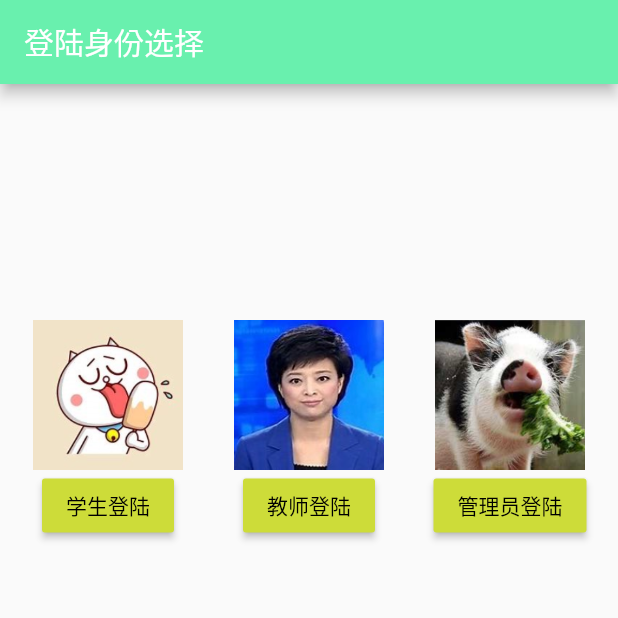
After one commit to liupengzhouyi/application_paper, a Flutter app: the LandingController screen opened directly, on a phone screen of 412 x 824 dp, the top half of it. The commit adds this screen. Run offline on Flutter 3.47's test engine with Material 2 defaults, Android fonts, the light colour scheme and no system bars; our stand-ins replace dio.

Commit message:
登陆选择器 V 0.3.15

```diff
--- /dev/null
+++ b/lib/landing/LandingController.dart
@@ -0,0 +1,110 @@
+
+import 'package:application_paper/landing/managerLanding.dart';
+import 'package:application_paper/landing/studentLanding.dart';
+import 'package:application_paper/landing/teacherLanding.dart';
+import 'package:flutter/material.dart';
+
+void main() => runApp(LandController());
+
+class LandController extends StatelessWidget {
+  @override
+  Widget build(BuildContext context) {
+    return MaterialApp(
+      theme: ThemeData(
+        primarySwatch: Colors.blue,
+      ),
+      home: LandingController(),
+    );
+  }
+}
+
+class LandingController extends StatefulWidget {
+  @override
+  _LandingControllerState createState() => _LandingControllerState();
+}
+
+class _LandingControllerState extends State<LandingController> {
+
+  FloatingActionButton floatingActionButton;
+
+  List<Widget> listWidgets;
+
+  @override
+  void initState() {
+    /*listWidgets.add(TeacherLand());
+    listWidgets.add(StudentLand());
+    listWidgets.add(ManagerLand());*/
+  }
+
+  @override
+  Widget build(BuildContext context) {
+    return Scaffold(
+      appBar: AppBar(
+        title: Text('登陆身份选择'),
+        backgroundColor: Colors.greenAccent,
+      ),
+      body: Container(
+          child: Column(
+            children: <Widget>[
+              SizedBox(height: 157.00,),
+              Row(
+                // mainAxisAlignment: MainAxisAlignment.spaceEvenly,
+                // crossAxisAlignment: CrossAxisAlignment.center,
+                children: <Widget>[
+                  SizedBox(width: 10.00,),
+                  addMode(context, StudentLanding(), "学生登陆", Image.asset("assets/images/image02.png",fit: BoxFit.fill,)),
+                  SizedBox(width: 10.00,),
+                  addMode(context, TeacherLanding(), "教师登陆",Image.asset("assets/images/image03.png",fit: BoxFit.fill,)),
+                  SizedBox(width: 10.00,),
+                  addMode(context, ManagerLanding(), "管理员登陆", Image.asset("assets/images/image04.png",fit: BoxFit.fill,)),
+                  SizedBox(width: 10.00,),
+                ],
+              ),
+            ],
+          ),
+        ),
+      floatingActionButton: floatingActionButton,
+    );
+  }
+
+  FloatingActionButton getFloatingActionButton() {
+    return FloatingActionButton(
+      onPressed: () {
+        Navigator.of(context).push(
+            MaterialPageRoute(
+              builder: (context) => StudentLand(),
+            )
+        );
+      },
+      tooltip: 'Increment',
+      child: Icon(Icons.navigate_next),
+    );
+  }
+
+  Widget addMode(BuildContext context, Widget tempWidget, String name, Image image) {
+    return Expanded(
+        flex: 1,
+        child: Column(
+          children: <Widget>[
+            Container(
+              height: 100,
+              width: 100,
+              child: image,
+            ),
+            SizedBox(width: 10.00,),
+            MaterialButton(
+              child: new Text(name, style: new TextStyle(color: Colors.black),),
+              color: Colors.lime,
+              onPressed: () {
+                Navigator.of(context).push(
+                    MaterialPageRoute(
+                      builder: (context) => tempWidget,
+                    )
+                );
+              },
+            ),
+          ],
+        )
+    );
+  }
+}
--- a/lib/landing/studentLanding.dart
+++ b/lib/landing/studentLanding.dart
@@ -226,5 +226,4 @@ class _LandingState extends State<StudentLanding> {
     await f.writeAsString('');
   }
 
-
 }
--- a/pubspec.yaml
+++ b/pubspec.yaml
@@ -28,3 +28,6 @@ flutter:
     - assets/images/image01.png
     - assets/images/1470137290773494.gif
     - assets/data/userInformation.json
+    - assets/images/image02.png
+    - assets/images/image03.png
+    - assets/images/image04.png
```
Also changed, not shown: lib/landing/managerLanding.dart (+7 -7 lines), lib/landing/teacherLanding.dart (+7 -7 lines), assets/images/image02.png (added), assets/images/image03.png (added), assets/images/image04.png (added), 1 other file.
